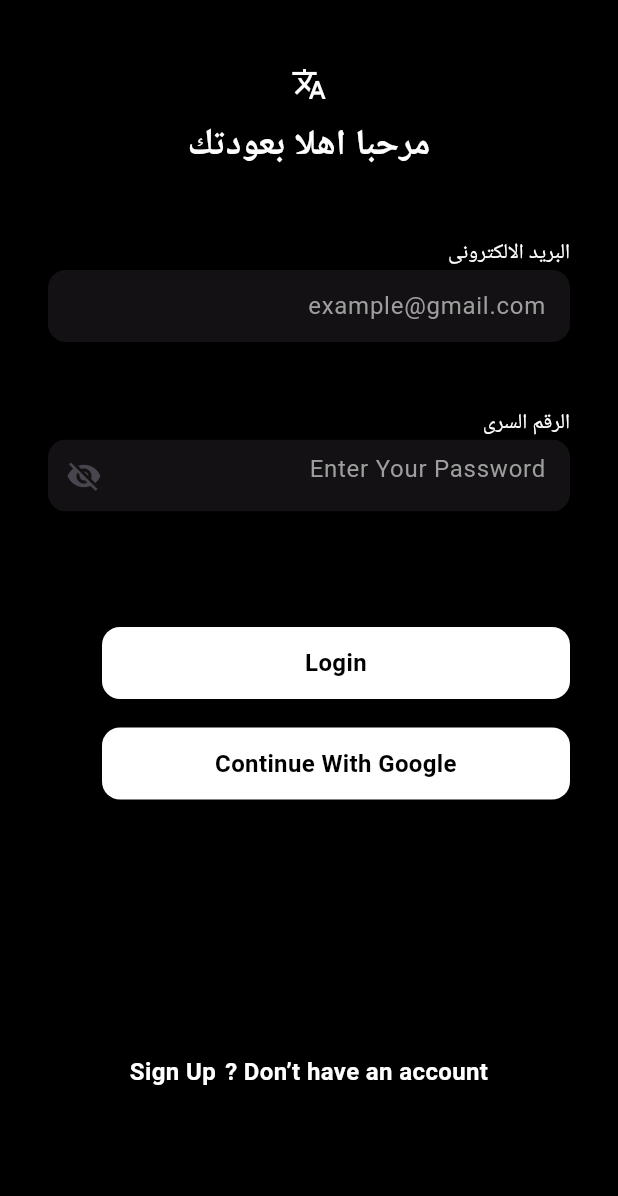
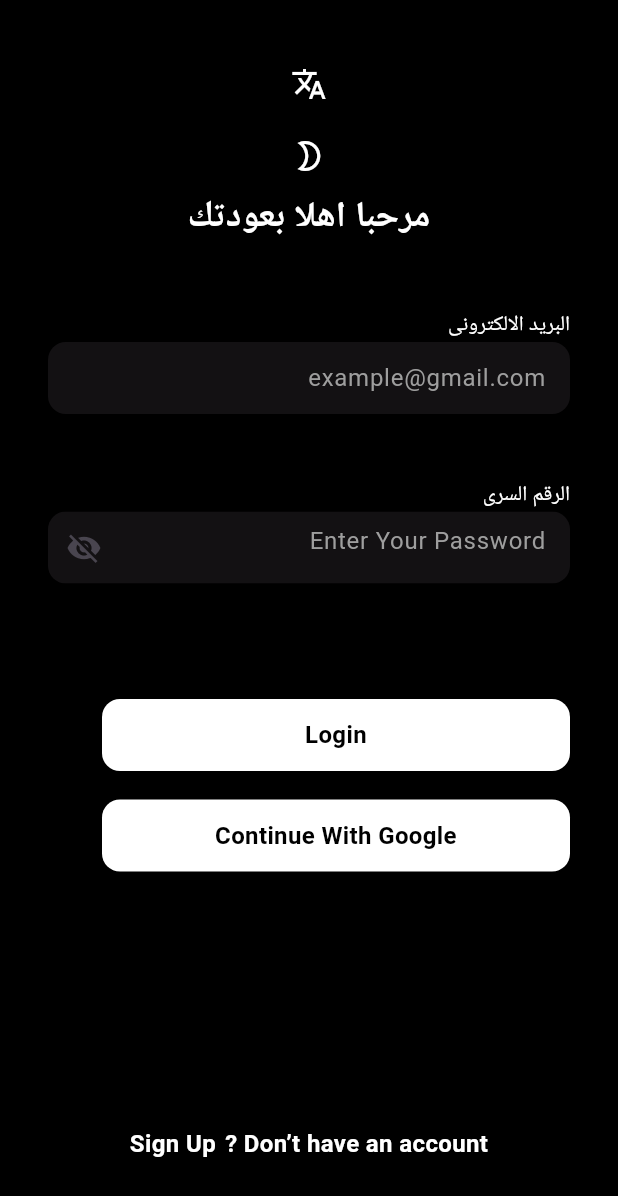
Before and after one commit to mohameds123/maadi62-note-app, a Flutter app: the screen it shows after launch, after a tap on the "translate" icon, on a phone screen of 412 x 824 dp. Shown: the top 1196 px of the screen. Run offline on Flutter 3.47's test engine with Material 3 defaults, Android fonts, the phone set to English and light mode, and no system bars; our stand-ins replace cloud_firestore, easy_localization, firebase_auth, firebase_core, firebase_storage, flutter_bloc and 2 more; accounts and stored records are empty.

```diff
--- /dev/null
+++ b/lib/logic/theme/cubit.dart
@@ -0,0 +1,10 @@
+import 'package:flutter/material.dart';
+import 'package:flutter_bloc/flutter_bloc.dart';
+
+class ThemeCubit extends Cubit <ThemeMode>{
+  ThemeCubit () :super (ThemeMode.light);
+
+  void toggleTheme (){
+    emit(state == ThemeMode.light ? ThemeMode.dark : ThemeMode.light);
+  }
+}
--- a/lib/main.dart
+++ b/lib/main.dart
@@ -1,9 +1,11 @@
 import 'package:easy_localization/easy_localization.dart';
 import 'package:firebase_core/firebase_core.dart';
 import 'package:flutter/material.dart';
+import 'package:flutter_bloc/flutter_bloc.dart';
+import 'package:note_app/core/colors/colors_manager.dart';
+import 'package:note_app/logic/theme/cubit.dart';
 import 'package:note_app/presintation/screens/login_screen.dart';
-import 'package:note_app/presintation/screens/notes_screen.dart';
-import 'package:note_app/presintation/screens/sign_up_screen.dart';
+
 
 void main() async {
   WidgetsFlutterBinding.ensureInitialized();
@@ -15,7 +17,7 @@ void main() async {
       supportedLocales: [Locale('en'), Locale('ar')],
       path: 'assets/trans',
       fallbackLocale: Locale('en'),
-      child: MyApp(),
+      child: BlocProvider(create: (context) => ThemeCubit(), child: MyApp()),
     ),
   );
 }
@@ -25,7 +27,22 @@ class MyApp extends StatelessWidget {
 
   @override
   Widget build(BuildContext context) {
+    return BlocBuilder<ThemeCubit, ThemeMode>(
+      builder: (context, themeMode) {
         return MaterialApp(
+          theme: ThemeData(
+            brightness: Brightness.light,
+            primaryColor: Colors.white,
+            primarySwatch: Colors.blue,
+            scaffoldBackgroundColor: Colors.white
+          ),
+          darkTheme: ThemeData(
+            brightness: Brightness.dark,
+            primaryColor: Colors.black,
+            primarySwatch: Colors.blue,
+            scaffoldBackgroundColor: ColorsManager.primary
+          ),
+          themeMode: themeMode,
           localizationsDelegates: context.localizationDelegates,
           supportedLocales: context.supportedLocales,
           locale: context.locale,
@@ -33,5 +50,7 @@ class MyApp extends StatelessWidget {
           title: 'Flutter Demo',
           home: const LoginScreen(),
         );
+      },
+    );
   }
 }
--- a/lib/presintation/screens/login_screen.dart
+++ b/lib/presintation/screens/login_screen.dart
@@ -3,6 +3,7 @@ import 'package:flutter/material.dart';
 import 'package:flutter_bloc/flutter_bloc.dart';
 import 'package:note_app/logic/login/cubit.dart';
 import 'package:note_app/logic/login/state.dart';
+import 'package:note_app/logic/theme/cubit.dart';
 import 'package:note_app/presintation/screens/sign_up_screen.dart';
 import '../widgets/text_form_filed_widget.dart';
 import 'notes_screen.dart';
@@ -69,6 +70,9 @@ class _LoginScreenState extends State<LoginScreen> {
                       IconButton(onPressed: (){
                         _toggleLanguage(context);
                       }, icon: Icon(Icons.translate),color: Colors.white,),
+                      IconButton(onPressed: (){
+                        context.read<ThemeCubit>().toggleTheme();
+                      }, icon: Icon(Icons.mode_night_outlined),color: Colors.white,),
                       Center(
                         child: Text(
                           "Hi, Welcome Back! ".tr(),
--- a/lib/presintation/screens/notes_screen.dart
+++ b/lib/presintation/screens/notes_screen.dart
@@ -2,6 +2,7 @@ import 'package:firebase_auth/firebase_auth.dart';
 import 'package:flutter/cupertino.dart';
 import 'package:flutter/material.dart';
 import 'package:flutter_bloc/flutter_bloc.dart';
+import 'package:note_app/data/note_model.dart';
 import 'package:note_app/logic/get_note/cubit.dart';
 import 'package:note_app/presintation/screens/create_note_screen.dart';
 import 'package:note_app/presintation/screens/login_screen.dart';
@@ -15,6 +16,7 @@ class NotesScreen extends StatefulWidget {
 }
 
 class _NotesScreenState extends State<NotesScreen> {
+
   @override
   Widget build(BuildContext context) {
     return BlocProvider(
```
Lines whose indentation alone changed are shown as unchanged.
